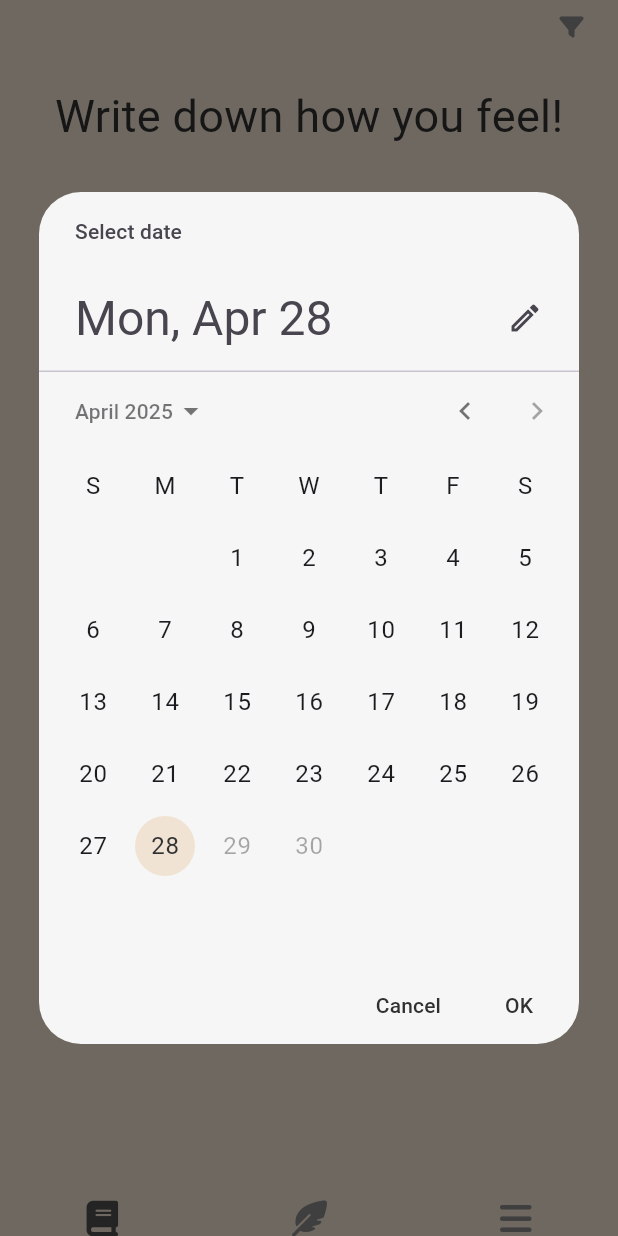
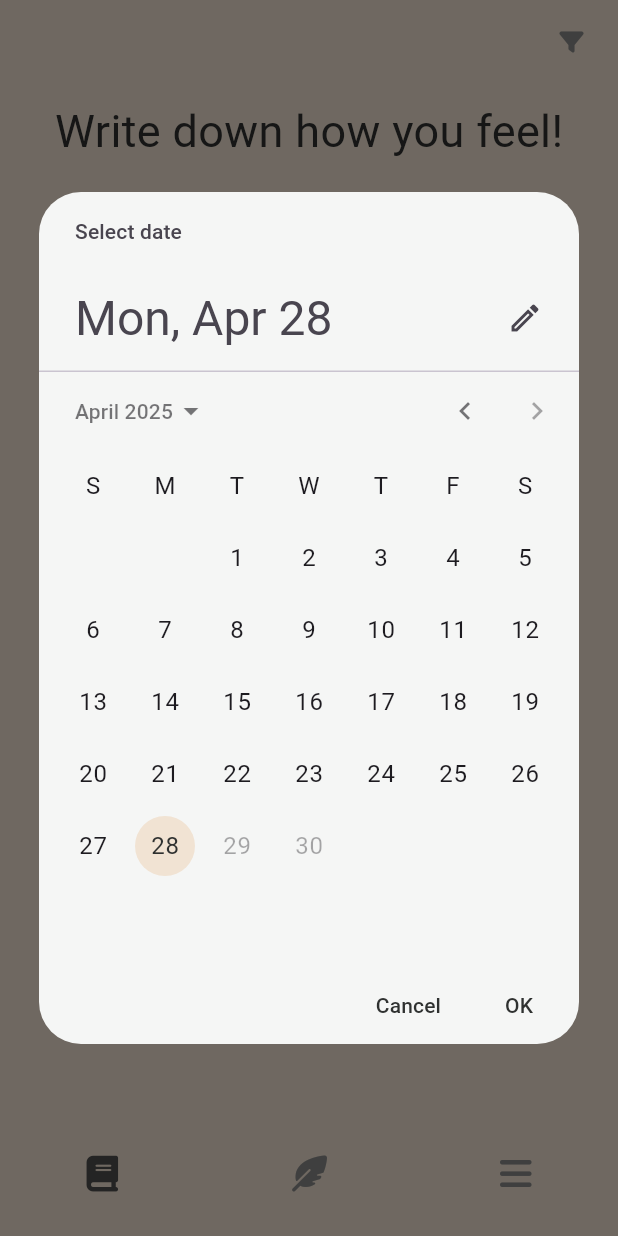
Before and after one commit to hojun-jo/moodtracker, a Flutter app: the screen it shows after launch, after a tap on an icon or button, on a phone screen of 412 x 824 dp. Run offline on Flutter 3.47's test engine with Material 3 defaults, Android fonts, the phone set to English and light mode, and no system bars; our stand-ins replace device_preview, easy_localization, flutter_riverpod, font_awesome_flutter, gap, go_router and 3 more; accounts and stored records are empty; generated files the repository leaves out were written again; Roboto replaces fonts that are missing (Dongle).

Commit message:
feat: 다국어 지원 (#6)
* feat: i18n 영어, 한국어 지원

* fix: 테마 변경 시 설정 화면의 메뉴 아이템에 변경된 테마가 바로 반영되지 않던 문제 해결

* fix: 작은 기종에서 bottomNavigationBar 하단 여백이 없는 문제 해결

* feat: i18n 일본어 지원

* test: 테스트 케이스 추가(ThemeRepositoryImpl 버그 수정)

```diff
--- a/lib/app.dart
+++ b/lib/app.dart
@@ -1,4 +1,5 @@
 import 'package:device_preview/device_preview.dart';
+import 'package:easy_localization/easy_localization.dart';
 import 'package:flutter/material.dart';
 import 'package:flutter_riverpod/flutter_riverpod.dart';
 import 'package:moodtracker/core/di/provider.dart';
@@ -18,9 +19,12 @@ class MoodTrackerApp extends ConsumerWidget {
       data: (data) {
         return MaterialApp.router(
           routerConfig: ref.watch(routerProvider),
-          title: "Mood Tracker",
+          title: "App Title".tr(),
           theme: appThemeData(data),
           builder: DevicePreview.appBuilder,
+          localizationsDelegates: context.localizationDelegates,
+          supportedLocales: context.supportedLocales,
+          // locale: context.locale,
           locale: DevicePreview.locale(context),
         );
       },
--- a/lib/core/infra/repositories/theme_repository_impl.dart
+++ b/lib/core/infra/repositories/theme_repository_impl.dart
@@ -19,13 +19,17 @@ class ThemeRepositoryImpl extends AutoDisposeAsyncNotifier<AppThemeType>
 
   @override
   Future<AppThemeType> getTheme() async {
-    final theme = await _themeLocalDatasource.getTheme();
+    try {
+      final theme = await _themeLocalDatasource.getTheme();
 
-    if (theme == null) {
+      if (theme == null) {
+        return AppThemeType.almond;
+      }
+
+      return AppThemeType.fromString(theme);
+    } catch (e) {
       return AppThemeType.almond;
     }
-
-    return AppThemeType.fromString(theme);
   }
 
   @override
--- a/lib/core/theme/app_text_theme.dart
+++ b/lib/core/theme/app_text_theme.dart
@@ -3,7 +3,7 @@ import 'package:moodtracker/core/theme/app_color.dart';
 
 abstract class AppTextTheme {
   AppTextTheme._();
-
+// TODO: jua, hi melody, cute font
   static final data = GoogleFonts.dongleTextTheme().copyWith(
     bodyMedium: GoogleFonts.dongle(
       color: AppColor.black,
--- a/lib/core/widgets/main_navigation/main_navigation_bar.dart
+++ b/lib/core/widgets/main_navigation/main_navigation_bar.dart
@@ -16,16 +16,19 @@ class MainNavigationBar extends StatelessWidget {
     return Scaffold(
       body: SafeArea(
         child: Padding(
-          padding: const EdgeInsets.symmetric(
-            horizontal: 15,
-            vertical: 10,
+          padding: const EdgeInsets.only(
+            left: 15,
+            right: 15,
+            top: 20,
           ),
           child: navigationShell,
         ),
       ),
-      bottomNavigationBar: SafeArea(
-        child: Padding(
-          padding: const EdgeInsets.only(top: 20),
+      bottomNavigationBar: Padding(
+        padding: const EdgeInsets.only(
+          top: 20,
+          bottom: 30,
+        ),
         child: Row(
           mainAxisAlignment: MainAxisAlignment.spaceAround,
           children: [
@@ -37,7 +40,6 @@ class MainNavigationBar extends StatelessWidget {
               );
             }),
           ],
-          ),
         ),
       ),
     );
--- a/lib/features/home/views/home_screen.dart
+++ b/lib/features/home/views/home_screen.dart
@@ -1,3 +1,4 @@
+import 'package:easy_localization/easy_localization.dart';
 import 'package:flutter/material.dart';
 import 'package:flutter_riverpod/flutter_riverpod.dart';
 import 'package:gap/gap.dart';
@@ -34,8 +35,8 @@ class _HomeScreenState extends ConsumerState<HomeScreen> {
         moodModelStream.when(
           data: (data) {
             return data.isEmpty
-                ? const SliverToBoxAdapter(
-                    child: CenterText(text: "Write down how you feel!"),
+                ? SliverToBoxAdapter(
+                    child: CenterText(text: "Write down how you feel!".tr()),
                   )
                 : SliverList.separated(
                     separatorBuilder: (context, index) => const Gap(20),
--- a/lib/main.dart
+++ b/lib/main.dart
@@ -1,4 +1,5 @@
 import 'package:device_preview/device_preview.dart';
+import 'package:easy_localization/easy_localization.dart';
 import 'package:flutter/material.dart';
 import 'package:flutter_riverpod/flutter_riverpod.dart';
 import 'package:isar/isar.dart';
@@ -7,11 +8,21 @@ import 'package:moodtracker/app.dart';
 void main() async {
   WidgetsFlutterBinding.ensureInitialized();
   await Isar.initializeIsarCore();
+  await EasyLocalization.ensureInitialized();
   runApp(
     DevicePreview(
-      enabled: false,
-      builder: (context) => const ProviderScope(
-        child: MoodTrackerApp(),
+      enabled: true,
+      builder: (context) => EasyLocalization(
+        supportedLocales: const [
+          Locale('en', 'US'),
+          Locale('ko', 'KR'),
+          Locale('ja', 'JP'),
+        ],
+        path: 'assets/translations',
+        fallbackLocale: const Locale('en', 'US'),
+        child: const ProviderScope(
+          child: MoodTrackerApp(),
+        ),
       ),
     ),
   );
--- a/pubspec.yaml
+++ b/pubspec.yaml
@@ -26,6 +26,7 @@ dependencies:
   isar_flutter_libs: ^3.1.0+1
   path_provider: ^2.1.5
   mocktail: ^1.0.4
+  easy_localization: ^3.0.7+1
 
 dev_dependencies:
   flutter_test:
@@ -37,3 +38,5 @@ dev_dependencies:
 
 flutter:
   uses-material-design: true
+  assets:
+    - assets/translations/
```
Also changed, not shown: assets/translations/en-US.json (added, +8 -0 lines), assets/translations/ja-JP.json (added, +8 -0 lines), assets/translations/ko-KR.json (added, +8 -0 lines), lib/core/theme/app_theme_type.dart (+5 -5 lines), lib/features/settings/view_models/settings_view_model.dart (+7 -7 lines), lib/features/settings/views/settings_screen.dart (+13 -34 lines), lib/features/write/views/write_screen.dart (+6 -5 lines), pubspec.lock, 2 other files. Lines whose indentation alone changed are shown as unchanged.
